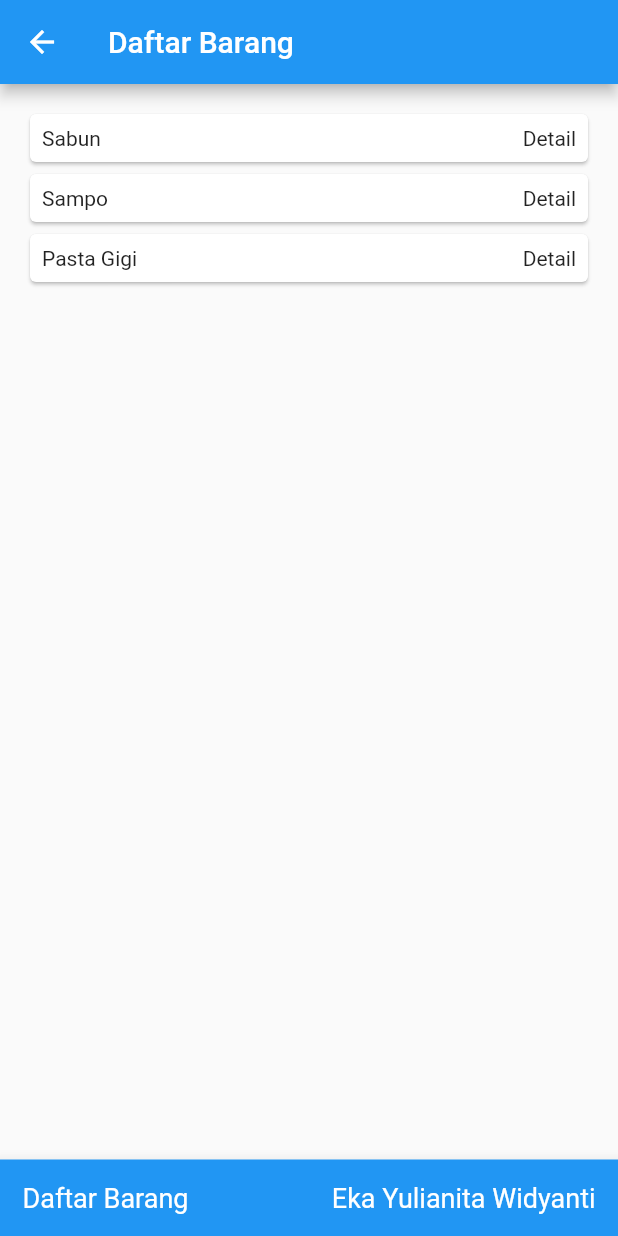
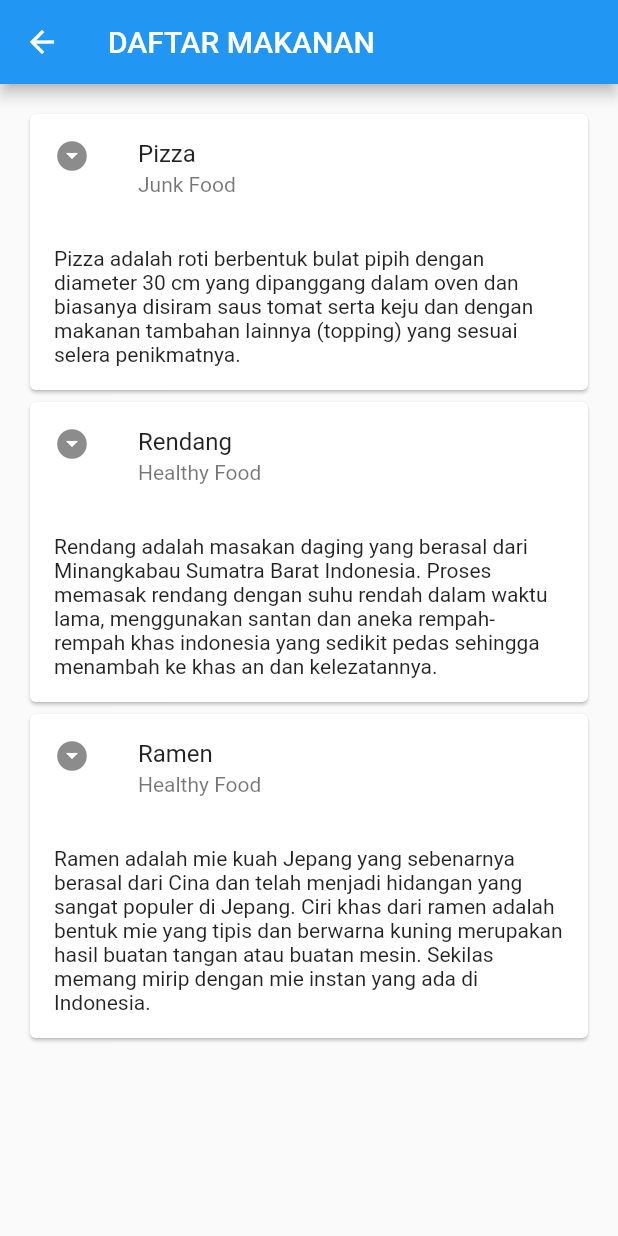
Before and after one commit to DIOAPRIANSYAH/belanja, a Flutter app: the HomePage screen opened directly, on a phone screen of 412 x 824 dp. Run offline on Flutter 3.47's test engine with Material 2 defaults, Android fonts, the phone set to English and light mode, and no system bars; missing offline and left inert: diamond_bottom_bar.

Commit message:
first commit

```diff
--- a/lib/models/item.dart
+++ b/lib/models/item.dart
@@ -1,14 +1,14 @@
 class Item {
-  String name;
-  String merek;
-  int stok;
-  int price;
-  String ket;
+  String nama;
+  String lokasi;
+  String kategori;
+  int harga;
+  String deskripsi;
 
   Item(
-      {required this.name,
-      required this.merek,
-      required this.stok,
-      required this.price,
-      required this.ket});
+      {required this.nama,
+      required this.lokasi,
+      required this.kategori,
+      required this.harga,
+      required this.deskripsi});
 }
--- a/lib/pages/home_page.dart
+++ b/lib/pages/home_page.dart
@@ -1,4 +1,4 @@
-import 'package:belanja/widgets/text.dart';
+import 'package:diamond_bottom_bar/diamond_bottom_bar.dart';
 import 'package:flutter/material.dart';
 
 import '../models/item.dart';
@@ -8,26 +8,34 @@ class HomePage extends StatelessWidget {
   HomePage({super.key});
 
   final List<Item> items = [
-    Item(name: 'Sabun', merek: 'Lux', stok: 20, price: 5000, ket: '75 gr'),
     Item(
-        name: 'Sampo',
-        merek: 'Lifebouy',
-        stok: 100,
-        price: 13000,
-        ket: '70 ml'),
+        nama: 'Pizza',
+        lokasi: 'Italia',
+        kategori: 'Junk Food',
+        harga: 300000,
+        deskripsi:
+            'Pizza adalah roti berbentuk bulat pipih dengan diameter 30 cm yang dipanggang dalam oven dan biasanya disiram saus tomat serta keju dan dengan makanan tambahan lainnya (topping) yang sesuai selera penikmatnya.'),
     Item(
-        name: 'Pasta Gigi',
-        merek: 'Pepsodent',
-        stok: 20,
-        price: 12000,
-        ket: '225 gr')
+        nama: 'Rendang',
+        lokasi: 'Indonesia',
+        kategori: 'Healthy Food',
+        harga: 25000,
+        deskripsi:
+            'Rendang adalah masakan daging yang berasal dari Minangkabau Sumatra Barat Indonesia. Proses memasak rendang dengan suhu rendah dalam waktu lama, menggunakan santan dan aneka rempah-rempah khas indonesia yang sedikit pedas sehingga menambah ke khas an dan kelezatannya.'),
+    Item(
+        nama: 'Ramen',
+        lokasi: 'Jepang',
+        kategori: 'Healthy Food',
+        harga: 70000,
+        deskripsi:
+            'Ramen adalah mie kuah Jepang yang sebenarnya berasal dari Cina dan telah menjadi hidangan yang sangat populer di Jepang. Ciri khas dari ramen adalah bentuk mie yang tipis dan berwarna kuning merupakan hasil buatan tangan atau buatan mesin. Sekilas memang mirip dengan mie instan yang ada di Indonesia.')
   ];
 
   @override
   Widget build(BuildContext context) {
     return Scaffold(
       appBar: AppBar(
-        title: const Text('Daftar Barang'),
+        title: const Text('DAFTAR MAKANAN'),
       ),
       body: Container(
         margin: const EdgeInsets.all(8),
@@ -42,30 +50,25 @@ class HomePage extends StatelessWidget {
                 Navigator.pushNamed(context, '/item', arguments: item);
               },
               child: Card(
-                child: Container(
-                  margin: const EdgeInsets.all(8),
-                  child: Row(
-                    children: [
-                      Expanded(child: Text(item.name)),
-                      const Expanded(
-                        child: Text(
-                          'Detail',
-                          textAlign: TextAlign.end,
-                        ),
-                      ),
-                    ],
-                  ),
+                clipBehavior: Clip.antiAlias,
+                child: Column(
+                  children: [
+                    ListTile(
+                      leading: const Icon(Icons.arrow_drop_down_circle),
+                      title: Text(item.nama),
+                      subtitle: Text(item.kategori),
+                    ),
+                    Padding(
+                      padding: const EdgeInsets.all(16.0),
+                      child: Text(item.deskripsi),
+                    ),
+                  ],
                 ),
               ),
             );
           },
         ),
       ),
-      bottomNavigationBar: const BottomAppBar(
-          padding: EdgeInsets.all(15),
-          color: Colors.blue,
-          child: MyButtom(
-              text1: 'Daftar Barang', text2: 'Eka Yulianita Widyanti')),
     );
   }
 }
--- a/lib/pages/item_page.dart
+++ b/lib/pages/item_page.dart
@@ -1,8 +1,8 @@
-import 'package:belanja/widgets/buttom.dart';
-import 'package:belanja/widgets/text.dart';
 import 'package:flutter/material.dart';
 
 import '../models/item.dart';
+import '../widgets/buttom.dart';
+import '../widgets/text.dart';
 
 class ItemPage extends StatelessWidget {
   const ItemPage({super.key});
@@ -13,25 +13,20 @@ class ItemPage extends StatelessWidget {
 
     return Scaffold(
       appBar: AppBar(
-        title: const Text('Detail Barang'),
+        title: const Text('DETAIL MAKANAN'),
       ),
       body: Container(
         margin: const EdgeInsets.only(top: 10),
         child: Column(
           children: <Widget>[
-            MyText(nama: 'Nama  : ${itemArgs.name}'),
-            MyText(nama: 'Merk  : ${itemArgs.merek}'),
-            MyText(nama: 'Stok  : ${itemArgs.stok}'),
-            MyText(nama: 'Harga : Rp. ${itemArgs.price}'),
-            MyText(nama: 'Ket   : ${itemArgs.ket}'),
+            MyText(nama: 'Nama  : ${itemArgs.nama}'),
+            MyText(nama: 'Lokasi  : ${itemArgs.lokasi}'),
+            MyText(nama: 'Kategori  : ${itemArgs.kategori}'),
+            MyText(nama: 'Harga : Rp. ${itemArgs.harga}'),
+            MyText(nama: 'Deskripsi   : ${itemArgs.deskripsi}'),
           ],
         ),
       ),
-      bottomNavigationBar: const BottomAppBar(
-          padding: EdgeInsets.all(15),
-          color: Colors.blue,
-          child: MyButtom(
-              text1: 'Daftar Barang', text2: 'Eka Yulianita Widyanti')),
     );
   }
 }
```
Also changed, not shown: pubspec.yaml (+19 -1 lines), pubspec.lock, 6 other files.
